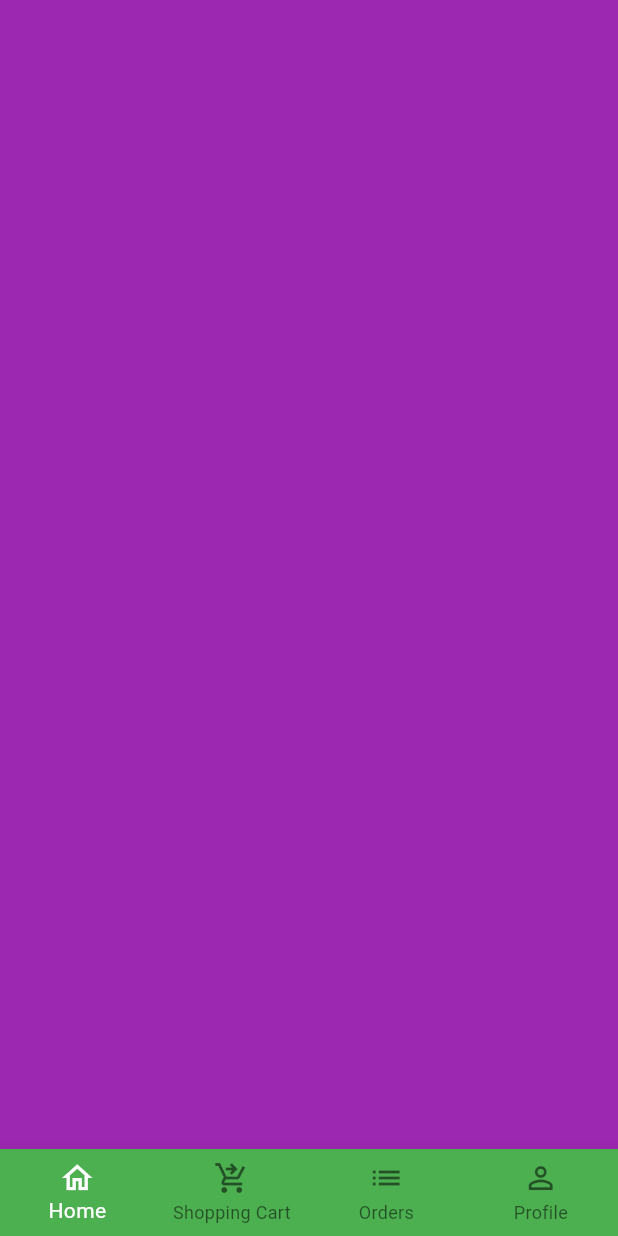
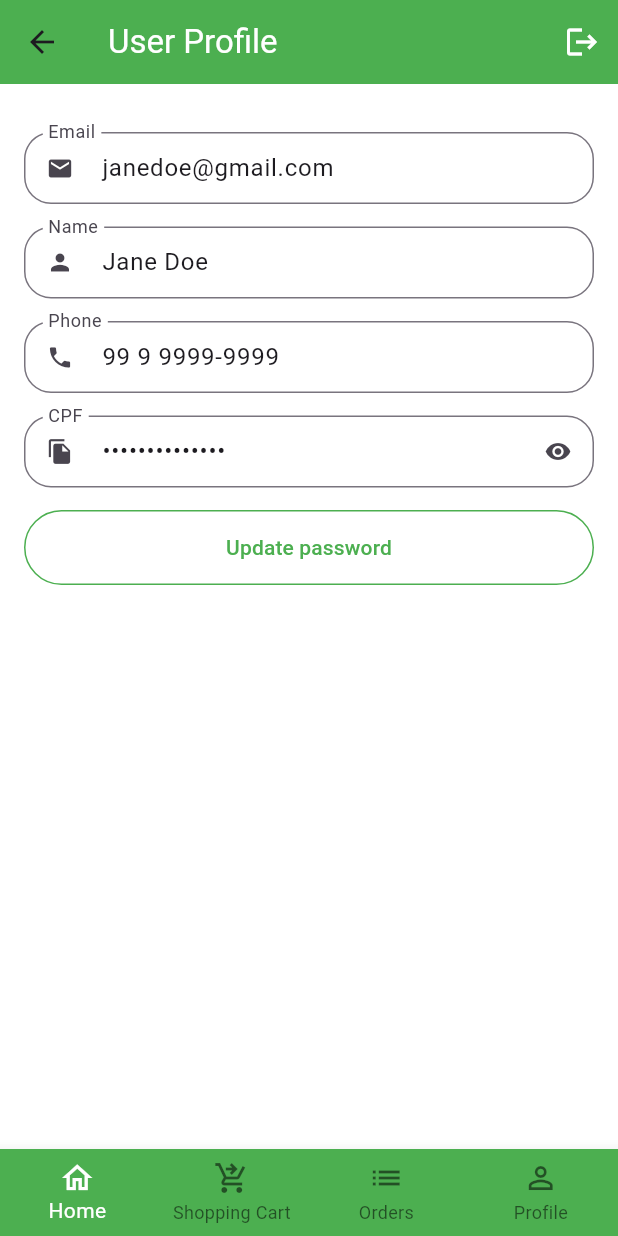
Before and after one commit to aliciabat/greengrocer, a Flutter app: the BaseScreen screen opened directly, swiped to page 4, on a phone screen of 412 x 824 dp. Run offline on Flutter 3.47's test engine with Material 3 defaults, Android fonts, the phone set to English and light mode, and no system bars; our stand-ins replace animated_text_kit, mask_text_input_formatter.

Commit message:
feat: profile screen

```diff
--- a/lib/src/config/app_data.dart
+++ b/lib/src/config/app_data.dart
@@ -1,5 +1,6 @@
 import 'package:greengrocer/src/models/cart_item_model.dart';
 import 'package:greengrocer/src/models/item_model.dart';
+import 'package:greengrocer/src/models/user_model.dart';
 
 ItemModel apple = ItemModel(
   itemName: 'Apple',
@@ -73,7 +74,24 @@ List<String> categories = [
 ];
 
 List<CartItemModel> cartItems = [
-  CartItemModel(item: apple, quantity: 2,),
-  CartItemModel(item: mango, quantity: 1,),
-  CartItemModel(item: guava, quantity: 3,),
+  CartItemModel(
+    item: apple,
+    quantity: 2,
+  ),
+  CartItemModel(
+    item: mango,
+    quantity: 1,
+  ),
+  CartItemModel(
+    item: guava,
+    quantity: 3,
+  ),
 ];
+
+UserModel user = UserModel(
+  name: 'Jane Doe',
+  email: 'janedoe@gmail.com',
+  phone: '99 9 9999-9999',
+  cpf: '999.999.999-99',
+  password: '',
+);
--- /dev/null
+++ b/lib/src/models/user_model.dart
@@ -0,0 +1,15 @@
+class UserModel {
+  UserModel({
+    required this.name,
+    required this.email,
+    required this.phone,
+    required this.cpf,
+    required this.password,
+  });
+
+  String name;
+  String email;
+  String phone;
+  String cpf;
+  String password;
+}
--- a/lib/src/pages/auth/sign_in_screen.dart
+++ b/lib/src/pages/auth/sign_in_screen.dart
@@ -1,6 +1,6 @@
 import 'package:animated_text_kit/animated_text_kit.dart';
 import 'package:flutter/material.dart';
-import 'package:greengrocer/src/pages/auth/components/custom_text_field.dart';
+import 'package:greengrocer/src/pages/common_widgets/custom_text_field.dart';
 import 'package:greengrocer/src/pages/auth/sign_up_screen.dart';
 import 'package:greengrocer/src/pages/base/base_screen.dart';
 import 'package:greengrocer/src/config/custom_colors.dart';
--- a/lib/src/pages/auth/sign_up_screen.dart
+++ b/lib/src/pages/auth/sign_up_screen.dart
@@ -1,5 +1,5 @@
 import 'package:flutter/material.dart';
-import 'package:greengrocer/src/pages/auth/components/custom_text_field.dart';
+import 'package:greengrocer/src/pages/common_widgets/custom_text_field.dart';
 import 'package:greengrocer/src/config/custom_colors.dart';
 import 'package:mask_text_input_formatter/mask_text_input_formatter.dart';
 
--- a/lib/src/pages/base/base_screen.dart
+++ b/lib/src/pages/base/base_screen.dart
@@ -1,6 +1,7 @@
 import 'package:flutter/material.dart';
 import 'package:greengrocer/src/pages/cart/cart_tab.dart';
 import 'package:greengrocer/src/pages/home/home_tab.dart';
+import 'package:greengrocer/src/pages/profile/profile_tab.dart';
 
 class BaseScreen extends StatefulWidget {
   const BaseScreen({super.key});
@@ -23,7 +24,7 @@ class _BaseScreenState extends State<BaseScreen> {
           const HomeTab(),
           CartTab(),
           Container(color: Colors.blue),
-          Container(color: Colors.purple),
+          ProfileTab(),
         ],
       ),
       bottomNavigationBar: BottomNavigationBar(
--- a/lib/src/pages/auth/components/custom_text_field.dart
+++ b/lib/src/pages/common_widgets/custom_text_field.dart
@@ -8,12 +8,16 @@ class CustomTextField extends StatefulWidget {
     required this.label,
     this.isSecret = false,
     this.inputFormatters,
+    this.initialValue,
+    this.readOnly = false,
   });
 
   final IconData icon;
   final String label;
   final bool isSecret;
   final List<TextInputFormatter>? inputFormatters;
+  final String? initialValue;
+  final bool readOnly;
 
   @override
   State<CustomTextField> createState() => _CustomTextFieldState();
@@ -33,6 +37,8 @@ class _CustomTextFieldState extends State<CustomTextField> {
     return Padding(
       padding: const EdgeInsets.only(bottom: 15),
       child: TextFormField(
+        readOnly: widget.readOnly,
+        initialValue: widget.initialValue,
         inputFormatters: widget.inputFormatters,
         obscureText: isObscure,
         decoration: InputDecoration(
--- /dev/null
+++ b/lib/src/pages/profile/profile_tab.dart
@@ -0,0 +1,152 @@
+import 'package:flutter/material.dart';
+import 'package:greengrocer/src/pages/common_widgets/custom_text_field.dart';
+import 'package:greengrocer/src/config/app_data.dart' as appData;
+
+class ProfileTab extends StatefulWidget {
+  const ProfileTab({super.key});
+
+  @override
+  State<ProfileTab> createState() => _ProfileTabState();
+}
+
+class _ProfileTabState extends State<ProfileTab> {
+  @override
+  Widget build(BuildContext context) {
+    return Scaffold(
+      appBar: AppBar(
+        title: const Text(
+          'User Profile',
+          style: TextStyle(
+            color: Colors.white,
+          ),
+        ),
+        backgroundColor: Colors.green,
+        actions: [
+          IconButton(
+            onPressed: () {},
+            icon: const Icon(Icons.logout),
+            color: Colors.white,
+          )
+        ],
+      ),
+      body: ListView(
+        physics: const BouncingScrollPhysics(),
+        padding: const EdgeInsets.fromLTRB(16, 32, 16, 16),
+        children: [
+          CustomTextField(
+            icon: Icons.email,
+            label: 'Email',
+            initialValue: appData.user.email,
+            readOnly: true,
+          ),
+          CustomTextField(
+            icon: Icons.person,
+            label: 'Name',
+            initialValue: appData.user.name,
+            readOnly: true,
+          ),
+          CustomTextField(
+            icon: Icons.phone,
+            label: 'Phone',
+            initialValue: appData.user.phone,
+            readOnly: true,
+          ),
+          CustomTextField(
+            icon: Icons.file_copy,
+            label: 'CPF',
+            isSecret: true,
+            initialValue: appData.user.cpf,
+            readOnly: true,
+          ),
+          SizedBox(
+            height: 50,
+            child: OutlinedButton(
+              style: OutlinedButton.styleFrom(
+                side: const BorderSide(color: Colors.green),
+              ),
+              onPressed: () {
+                updatePassword();
+              },
+              child: const Text(
+                'Update password',
+                style: TextStyle(color: Colors.green),
+              ),
+            ),
+          )
+        ],
+      ),
+    );
+  }
+
+  Future<bool?> updatePassword() {
+    return showDialog(
+      context: context,
+      builder: (context) {
+        return Dialog(
+          child: Stack(
+            children: [
+              Padding(
+                padding: const EdgeInsets.all(16),
+                child: Column(
+                  crossAxisAlignment: CrossAxisAlignment.stretch,
+                  mainAxisSize: MainAxisSize.min,
+                  children: [
+                    const Padding(
+                      padding: EdgeInsets.symmetric(vertical: 12),
+                      child: Text(
+                        'Update password',
+                        textAlign: TextAlign.center,
+                        style: TextStyle(
+                          fontSize: 18,
+                          fontWeight: FontWeight.bold,
+                        ),
+                      ),
+                    ),
+                    const CustomTextField(
+                      icon: Icons.lock,
+                      label: 'Current password',
+                      isSecret: true,
+                    ),
+                    const CustomTextField(
+                      icon: Icons.lock_outline,
+                      label: 'New password',
+                      isSecret: true,
+                    ),
+                    const CustomTextField(
+                      icon: Icons.lock_outline,
+                      label: 'Confirm password',
+                      isSecret: true,
+                    ),
+                    SizedBox(
+                      height: 45,
+                      child: ElevatedButton(
+                        onPressed: () {},
+                        style: ElevatedButton.styleFrom(
+                          backgroundColor: Colors.green,
+                        ),
+                        child: const Text(
+                          'Update',
+                          style: TextStyle(color: Colors.white),
+                        ),
+                      ),
+                    )
+                  ],
+                ),
+              ),
+              Positioned(
+                top: 5,
+                right: 5,
+                child: IconButton(
+                  onPressed: () {
+                    Navigator.pop(context);
+                  },
+                  icon: const Icon(Icons.close),
+                ),
+              ),
+            ],
+          ),
+        );
+      },
+    );
+  }
+}
```
Also changed, not shown: lib/src/pages/cart/cart_tab.dart (+6 -1 lines).
